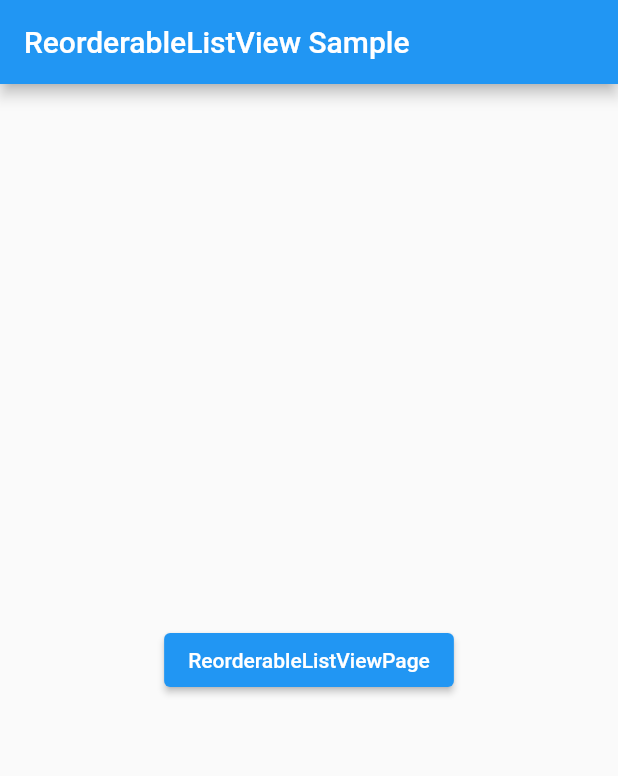
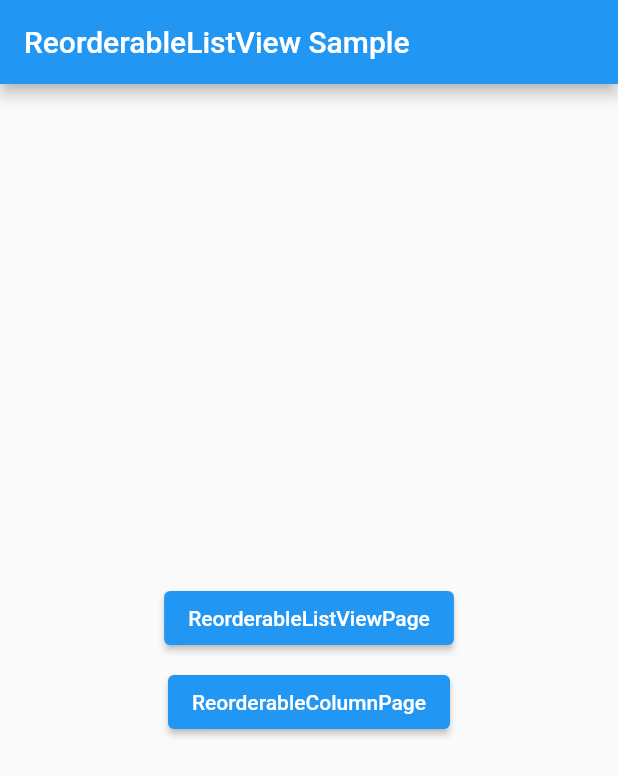
Before and after one commit to bestriser/reorderable_list_view_sample, a Flutter app: the screen it shows after launch, on a phone screen of 412 x 824 dp. Shown: the top 776 px of the screen. Run offline on Flutter 3.47's test engine with Material 2 defaults, Android fonts, the phone set to English and light mode, and no system bars; our stand-ins replace reorderables.

Commit message:
[add] reorderablesのReorderableColumnを使用したReorderableListViewを実装しました

```diff
--- a/lib/home_page.dart
+++ b/lib/home_page.dart
@@ -1,4 +1,5 @@
 import 'package:flutter/material.dart';
+import 'package:reorderable_list_view_sample/reorderable_column_page.dart';
 import 'package:reorderable_list_view_sample/reorderable_list_view_page.dart';
 
 class HomePage extends StatelessWidget {
@@ -9,7 +10,7 @@ class HomePage extends StatelessWidget {
     return Scaffold(
       appBar: AppBar(title: const Text('ReorderableListView Sample')),
       body: Center(
-        child: Row(
+        child: Column(
           mainAxisAlignment: MainAxisAlignment.center,
           children: [
             ElevatedButton(
@@ -25,6 +26,19 @@ class HomePage extends StatelessWidget {
                 );
               },
             ),
+            const SizedBox(height: 8),
+            ElevatedButton(
+              child: const Text('ReorderableColumnPage'),
+              onPressed: () {
+                Navigator.of(context).push(
+                  MaterialPageRoute(
+                    builder: (context) {
+                      return const ReorderableColumnPage();
+                    },
+                  ),
+                );
+              },
+            ),
           ],
         ),
       ),
--- a/pubspec.yaml
+++ b/pubspec.yaml
@@ -12,6 +12,7 @@ dependencies:
     sdk: flutter
 
   cupertino_icons: ^1.0.2
+  reorderables: ^0.5.0
 
 dev_dependencies:
   flutter_test:
```
Also changed, not shown: lib/reorderable_column_page.dart (added, +46 -0 lines), pubspec.lock.
